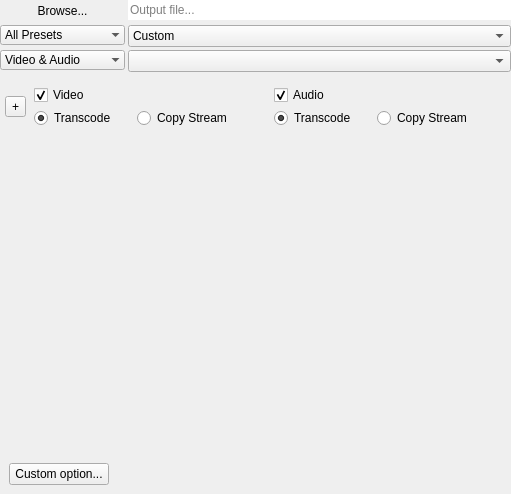
The window that src/UI/outputwidget.ui (RxLaboratory/DuME) describes before a commit, drawn with Qt 5.
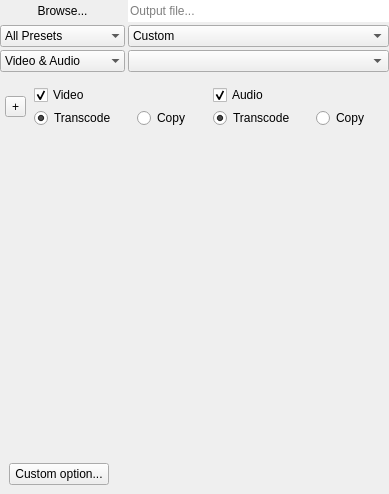
The same window after the commit. Custom widgets are drawn as their Qt base class.

Diff of the .ui file:
```diff
--- a/src/UI/outputwidget.ui
+++ b/src/UI/outputwidget.ui
@@ -6,7 +6,7 @@
    <rect>
     <x>0</x>
     <y>0</y>
-    <width>511</width>
+    <width>389</width>
     <height>494</height>
    </rect>
   </property>
@@ -31,7 +31,13 @@
    </property>
    <item>
     <widget class="QWidget" name="topWidget" native="true">
-     <layout class="QFormLayout" name="formLayout">
+     <property name="sizePolicy">
+      <sizepolicy hsizetype="Expanding" vsizetype="Fixed">
+       <horstretch>0</horstretch>
+       <verstretch>0</verstretch>
+      </sizepolicy>
+     </property>
+     <layout class="QFormLayout" name="topLayout">
       <property name="horizontalSpacing">
        <number>3</number>
       </property>
@@ -68,6 +74,12 @@
       </item>
       <item row="0" column="1">
        <widget class="QLineEdit" name="outputEdit">
+        <property name="sizePolicy">
+         <sizepolicy hsizetype="Expanding" vsizetype="Expanding">
+          <horstretch>0</horstretch>
+          <verstretch>0</verstretch>
+         </sizepolicy>
+        </property>
         <property name="text">
          <string/>
         </property>
@@ -82,7 +94,7 @@
       <item row="1" column="0">
        <widget class="QComboBox" name="presetsFilterBox">
         <property name="sizePolicy">
-         <sizepolicy hsizetype="Expanding" vsizetype="Fixed">
+         <sizepolicy hsizetype="Expanding" vsizetype="Expanding">
           <horstretch>0</horstretch>
           <verstretch>0</verstretch>
          </sizepolicy>
@@ -118,6 +130,12 @@
       </item>
       <item row="1" column="1">
        <widget class="QComboBox" name="presetsBox">
+        <property name="sizePolicy">
+         <sizepolicy hsizetype="Preferred" vsizetype="Expanding">
+          <horstretch>0</horstretch>
+          <verstretch>0</verstretch>
+         </sizepolicy>
+        </property>
         <item>
          <property name="text">
           <string>Custom</string>
@@ -138,7 +156,7 @@
       <item row="2" column="0">
        <widget class="QComboBox" name="formatsFilterBox">
         <property name="sizePolicy">
-         <sizepolicy hsizetype="Expanding" vsizetype="Fixed">
+         <sizepolicy hsizetype="Expanding" vsizetype="Expanding">
           <horstretch>0</horstretch>
           <verstretch>0</verstretch>
          </sizepolicy>
@@ -188,7 +206,20 @@
        </widget>
       </item>
       <item row="2" column="1">
-       <widget class="QComboBox" name="formatsBox"/>
+       <widget class="UIBigComboBox" name="formatsBox">
+        <property name="sizePolicy">
+         <sizepolicy hsizetype="MinimumExpanding" vsizetype="Expanding">
+          <horstretch>0</horstretch>
+          <verstretch>0</verstretch>
+         </sizepolicy>
+        </property>
+        <property name="sizeAdjustPolicy">
+         <enum>QComboBox::AdjustToContents</enum>
+        </property>
+        <property name="minimumContentsLength">
+         <number>1</number>
+        </property>
+       </widget>
       </item>
      </layout>
     </widget>
@@ -290,7 +321,7 @@
           <item>
            <widget class="QRadioButton" name="videoCopyButton">
             <property name="text">
-             <string>Copy Stream</string>
+             <string>Copy</string>
             </property>
             <property name="checked">
              <bool>false</bool>
@@ -363,7 +394,7 @@
           <item>
            <widget class="QRadioButton" name="audioCopyButton">
             <property name="text">
-             <string>Copy Stream</string>
+             <string>Copy</string>
             </property>
             <property name="checked">
              <bool>false</bool>
@@ -402,7 +433,7 @@
        <rect>
         <x>0</x>
         <y>0</y>
-        <width>511</width>
+        <width>389</width>
         <height>336</height>
        </rect>
       </property>
@@ -664,6 +695,13 @@
    </property>
   </action>
  </widget>
+ <customwidgets>
+  <customwidget>
+   <class>UIBigComboBox</class>
+   <extends>QComboBox</extends>
+   <header>UI/uibigcombobox.h</header>
+  </customwidget>
+ </customwidgets>
  <resources/>
  <connections/>
 </ui>
```
Left out of the diff: 6 changed lines with no effect on the pictures.
